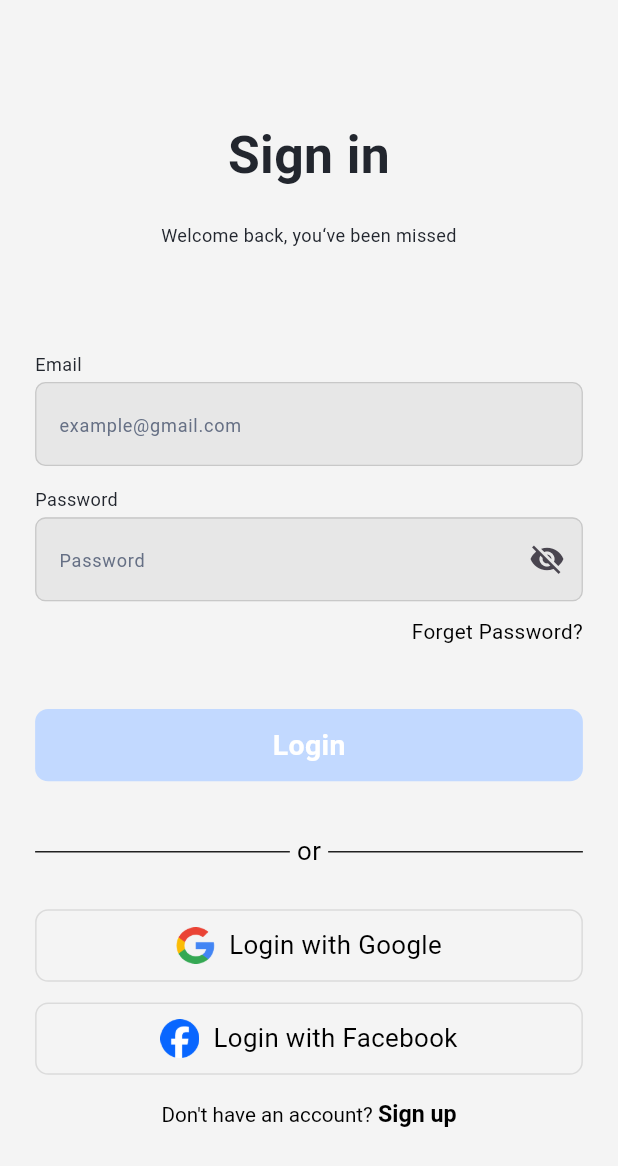
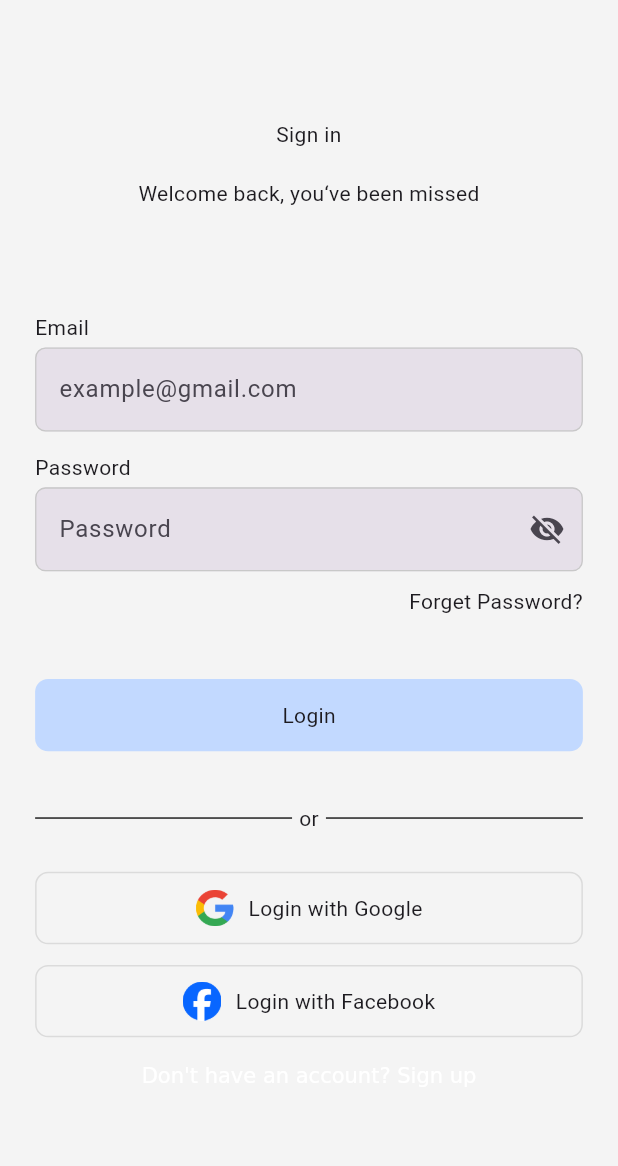
Before and after one commit to Smart-Medc/Smart-Medi-Flutter, a Flutter app: the screen it shows after launch, on a phone screen of 412 x 824 dp. Shown: the top 1166 px of the screen. Run offline on Flutter 3.47's test engine with Material 3 defaults, Android fonts, the phone set to English and light mode, and no system bars; our stand-ins replace flutter_screenutil, go_router; statements that could not run were skipped.

Commit message:
Style Update (Utils)

```diff
--- a/lib/core/utils/app_colors.dart
+++ b/lib/core/utils/app_colors.dart
@@ -1,19 +1,40 @@
 import 'package:flutter/material.dart';
 
 class AppColors {
+  /// main colors
   static const primaryColor = Color(0xff3C83F5);
   static const primaryLightColor = Color(0xffC2D9FF);
   static const primaryDarkColor = Color(0xff224680);
-  static const firstBackgroundColor = Color(0xffF3F3F3);
-  static const secondBackgroundColor = Color(0xffE7E7E7);
-  static const primary = Color(0xffE1E1E1);
-  static const formFieldFillColor = Color(0xffE7E7E7);
+  static const whiteBackgroundColor = Color(0xffF3F3F3);
+  static const greyBackgroundColor = Color(0xffE7E7E7);
+
+  static const formFieldHintColor = Color(0xff646464);
+  static const formFieldBGColor = Color(0xffE7E7E7);
   static const formFieldStrokeColor = Color(0xffC8C8C8);
-  static const backgroundDarMode = Color(0xff0E121B);
-  static const secondaryBackgroundDarkMode = Color(0xff161D27);
+
+  static const white = Color(0xffF3F3F3);
+  static const black = Color(0xff141414);
+  static const grey = Color(0xffCFCFCF);
 
   /// text colors
-  static const textColor3 = Color(0xff22262E);
-  static const textColor4 = Color(0xff898E92);
-  static const formFieldHintColor = Color(0xff667085);
+  static const textBlue = Color(0xff3C83F5);
+  static const textWhite = Color(0xffFFFFFF);
+  static const textBlack = Color(0xff141414);
+  static const textLightGrey = Color(0xffA9A9A9);
+  static const textDarkGrey = Color(0xff646464);
+
+/// icons colors
+  static const iconGreen = Color(0xff1FA550);
+  static const iconRed = Color(0xffEF4343);
+  static const iconYellow = Color(0xffF59E0B);
+  static const iconCyan = Color(0xff2BC5D9);
+  static const iconBlue = Color(0xff3E85F6);
+
+/// icons BG colors
+  static const iconBGGreen = Color(0xffE2F1E8);
+  static const iconBGREed = Color(0xffFDECEC);
+  static const iconBGYellow = Color(0xffF8F5EF);
+  static const iconBGCyan = Color(0xffE7F8FA);
+  static const iconBGBlue = Color(0xffEBF2FE);
+
 }
--- a/lib/core/utils/app_styles.dart
+++ b/lib/core/utils/app_styles.dart
@@ -5,113 +5,70 @@
 class AppStyles {
 
   /// auth Style
-  static final TextStyle textStyle40W700TextColor3 = TextStyle(
+  static final TextStyle authTitleBold40Black = TextStyle(
     fontSize: 40.sp,
-    fontWeight: FontWeight.w700,
-    color: AppColors.textColor3,
+    fontWeight: FontWeight.bold,
+    color: AppColors.textBlack,
   );
-
-  static final TextStyle textStyle14W400TextColor3 = TextStyle(
+  static final TextStyle authTitleBold18Black = TextStyle(
+    fontSize: 18.sp,
+    fontWeight: FontWeight.bold,
+    color: AppColors.textBlack,
+  );
+  static final TextStyle authTitleBold24Black = TextStyle(
+    fontSize: 24.sp,
+    fontWeight: FontWeight.bold,
+    color: AppColors.textBlack,
+  );
+  static final TextStyle authRegular14Black = TextStyle(
     fontSize: 14.sp,
-    fontWeight: FontWeight.w400,
-    color: AppColors.textColor3,
+    fontWeight: FontWeight.normal,
+    color: AppColors.textBlack,
   );
-
-  static final TextStyle textStyle14W400formFieldHintColor = TextStyle(
-    fontSize: 14.sp,
-    fontWeight: FontWeight.w400,
-    color: AppColors.formFieldHintColor,
-  );
-
-  static final TextStyle textStyle16W400Black = TextStyle(
-    fontSize: 16.sp,
-    fontWeight: FontWeight.w400,
-    color: Colors.black,
-  );
-
-  static final TextStyle textStyle22W700White = TextStyle(
-    fontSize: 22.sp,
-    fontWeight: FontWeight.w700,
-    color: Colors.white,
-  );
-
-  static final TextStyle textStyle20W400Black = TextStyle(
-    fontSize: 20.sp,
-    fontWeight: FontWeight.w400,
-    color: Colors.black,
-  );
-
-  static final TextStyle textStyle18W700Black = TextStyle(
-    fontSize: 18.sp,
-    fontWeight: FontWeight.w700,
-    color: Colors.black,
-  );
-
-  static final TextStyle textStyle14W400Black = TextStyle(
-    fontSize: 14.sp,
-    fontWeight: FontWeight.w400,
-    color: Colors.black,
-  );
-
-  static final TextStyle textStyle22W500Black = TextStyle(
-    fontSize: 22.sp,
-    fontWeight: FontWeight.w500,
-    color: Colors.black,
-  );
-
-  static final TextStyle textStyle22W700Black = TextStyle(
-    fontSize: 22.sp,
-    fontWeight: FontWeight.w700,
-    color: Colors.black,
-  );
-
-  static final TextStyle textStyle16W400TextColor3 = TextStyle(
-    fontSize: 16.sp,
-    fontWeight: FontWeight.w400,
-    color: AppColors.textColor3,
-  );
-
-  static final TextStyle textStyle28W700Black = TextStyle(
-    fontSize: 28.sp,
-    fontWeight: FontWeight.w700,
-    color: Colors.black,
+  static final TextStyle authHintRegular12DarkGrey = TextStyle(
+    fontSize: 12.sp,
+    fontWeight: FontWeight.normal,
+    color: AppColors.textDarkGrey,
   );
 
 
+
+
+
   /// home Style
-  static final TextStyle textStyle24W700Black = TextStyle(
+  static final TextStyle homeTitleBold24Black = TextStyle(
     fontSize: 24.sp,
+    fontWeight: FontWeight.bold,
+    color: AppColors.textBlack,
+  );
+  static final TextStyle homeDescRegular16LightGrey = TextStyle(
+    fontSize: 16.sp,
+    fontWeight: FontWeight.normal,
+    color: AppColors.textLightGrey,
+  );
+
+  /// home Boxs Style
+  static final TextStyle boxTitleSemiBold15Black = TextStyle(
+    fontSize: 15.sp,
     fontWeight: FontWeight.w700,
-    color: const Color(0xff141414),
+    color: AppColors.textBlack,
   );
-  static final TextStyle textStyle18W400Brown = TextStyle(
-    fontSize: 18.sp,
-    fontWeight: FontWeight.w400,
-    color: const Color(0xff7D7D7D),
+  static final TextStyle boxSmallTitleSemiBold12Black = TextStyle(
+    fontSize: 12.sp,
+    fontWeight: FontWeight.w700,
+    color: AppColors.textBlack,
   );
-  static final TextStyle textStyle15W600Black = TextStyle(
-    fontSize: 15.sp,
-    fontWeight: FontWeight.w600,
-    color: Colors.black,
+  static final TextStyle boxDescRegular10DarkGrey = TextStyle(
+    fontSize: 10.sp,
+    fontWeight: FontWeight.normal,
+    color: AppColors.textDarkGrey,
   );
-  static final TextStyle textStyle10W400Brown = TextStyle(
+  static final TextStyle boxDescRegular10Black = TextStyle(
     fontSize: 10.sp,
-    fontWeight: FontWeight.w400,
-    color: const Color(0xff848484),
+    fontWeight: FontWeight.normal,
+    color: AppColors.textBlack,
   );
-  static final TextStyle textStyle10W500Black = TextStyle(
-    fontSize: 10.sp,
-    fontWeight: FontWeight.w500,
-    color: Colors.black,
-  );
-  static final TextStyle textStyle12W600Black = TextStyle(
-    fontSize: 12.sp,
-    fontWeight: FontWeight.w600,
-    color: const Color(0xff1F1F1F),
-  );
-  static final TextStyle textStyle10W400textColor2 = TextStyle(
-    fontSize: 10.sp,
-    fontWeight: FontWeight.w400,
-    color: Color(0xff3C83F5),
-  );
+
+
+
 }
```
Also changed, not shown: pubspec.lock.
